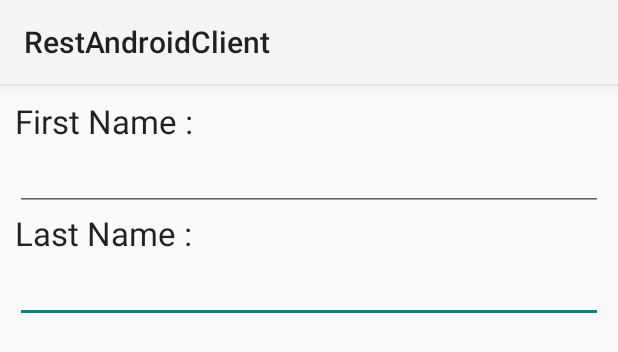
After one commit to markmishaev/RestAndroidClient, an Android app: the layout add_user_prompt.xml on its own in the app's theme, with its tools: preview values and no code run, on a phone screen of 412 x 824 dp. The commit adds this screen. Shown: the top 352 px of the screen. Run offline under Robolectric (Android 15) with nearby library versions, the phone set to English and light mode, and no system bars.

Commit message:
Add User Changes

```diff
--- a/app/src/main/java/com/example/wxc647/restandroidclient/ResponseCodes.java
+++ b/app/src/main/java/com/example/wxc647/restandroidclient/ResponseCodes.java
@@ -5,5 +5,6 @@ package com.example.wxc647.restandroidclient;
  */
 public class ResponseCodes
 {
-    final static Integer RESPONSE_CODE_204 = 204;
+    final static int RESPONSE_CODE_204 = 204;
+    final static int RESPONSE_CODE_201 = 201;
 }
--- /dev/null
+++ b/app/src/main/res/layout/add_user_prompt.xml
@@ -0,0 +1,37 @@
+<?xml version="1.0" encoding="utf-8"?>
+<LinearLayout xmlns:android="http://schemas.android.com/apk/res/android"
+    android:id="@+id/layout_root"
+    android:layout_width="fill_parent"
+    android:layout_height="fill_parent"
+    android:orientation="vertical"
+    android:padding="10dp" >
+
+    <TextView
+        android:id="@+id/textView2"
+        android:layout_width="wrap_content"
+        android:layout_height="wrap_content"
+        android:text="First Name : "
+        android:textAppearance="?android:attr/textAppearanceLarge" />
+
+    <EditText
+        android:id="@+id/editTextDialogUserFirstName"
+        android:layout_width="match_parent"
+        android:layout_height="wrap_content"/>
+
+    <TextView
+        android:id="@+id/textView3"
+        android:layout_width="wrap_content"
+        android:layout_height="wrap_content"
+        android:text="Last Name : "
+        android:textAppearance="?android:attr/textAppearanceLarge" />
+
+    <EditText
+        android:id="@+id/editTextDialogUserLastName"
+        android:layout_width="match_parent"
+        android:layout_height="wrap_content">
+
+
+    <requestFocus />
+
+    </EditText>
+</LinearLayout>
```
Also changed, not shown: app/src/main/java/com/example/wxc647/restandroidclient/HttpHelper.java (+41 -0 lines), app/src/main/java/com/example/wxc647/restandroidclient/MainActivity.java (+84 -0 lines), app/src/main/res/layout/activity_main.xml (+11 -0 lines).
